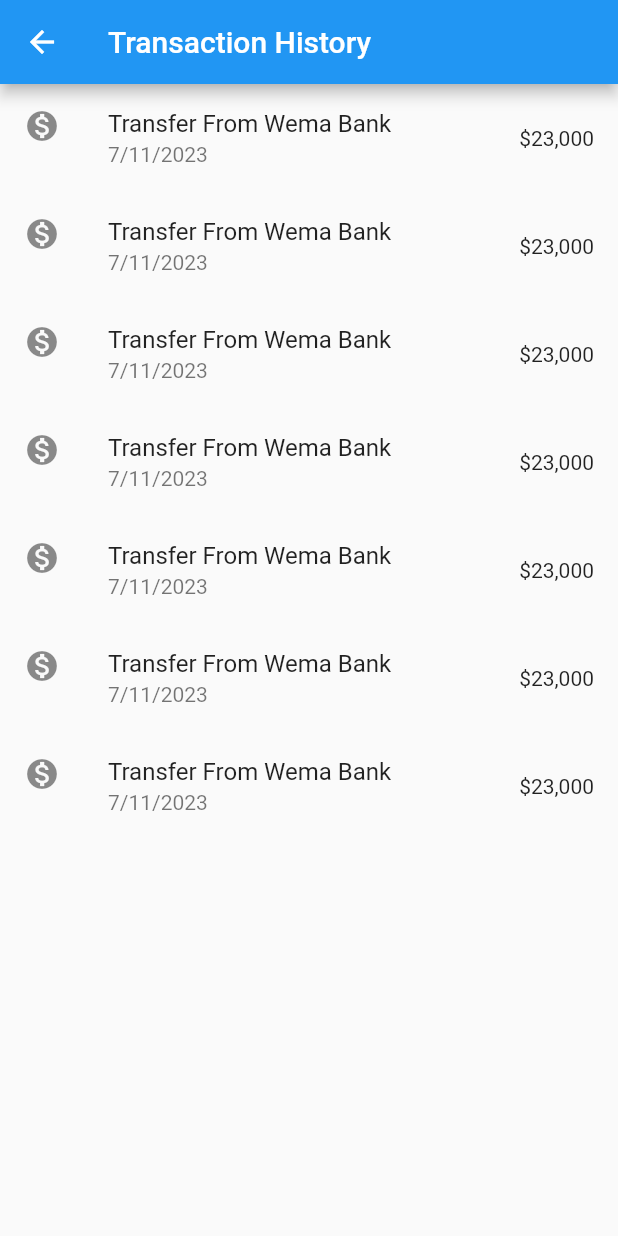
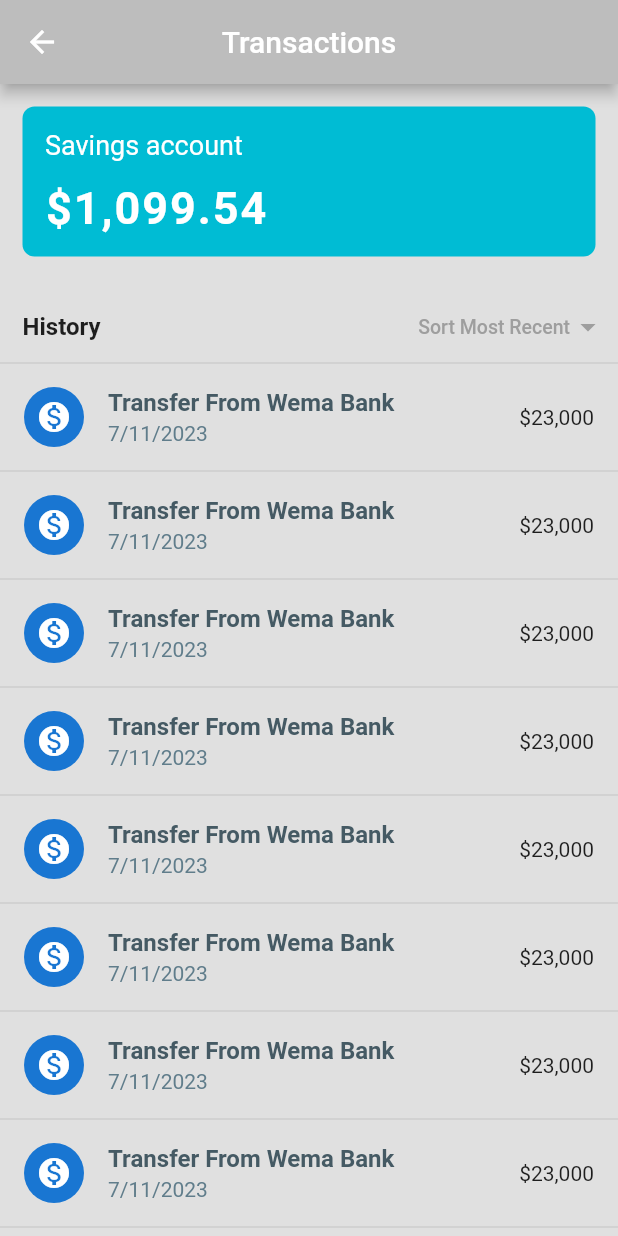
Before and after one commit to Toffee23/Bank, a Flutter app: the HomePage screen opened directly, after a tap on "Transactions", on a phone screen of 412 x 824 dp. Run offline on Flutter 3.47's test engine with Material 2 defaults, Android fonts, the phone set to English and light mode, and no system bars; our stand-ins replace google_fonts, smooth_page_indicator.

Commit message:
Partial update

```diff
--- a/lib/pages/home_page.dart
+++ b/lib/pages/home_page.dart
@@ -9,6 +9,8 @@ import 'package:portfolio/utilities/my_list_tile.dart';
 import 'package:smooth_page_indicator/smooth_page_indicator.dart';
 
 class HomePage extends StatefulWidget {
+  const HomePage({super.key});
+
   @override
   State<HomePage> createState() => _HomePageState();
 }
@@ -17,9 +19,25 @@ class _HomePageState extends State<HomePage> {
   final PageController _controller = PageController();
 
   @override
+  void dispose() {
+    _controller.dispose();
+    super.dispose();
+  }
+
+  @override
   Widget build(BuildContext context) {
     return Scaffold(
       backgroundColor: Colors.grey[300],
+      appBar: AppBar(
+        backgroundColor: Colors.grey.shade400,
+        title: const Text('My Cards'),
+        actions: [
+          IconButton(
+            onPressed: () {},
+            icon: const Icon(Icons.add)
+          ),
+        ],
+      ),
       floatingActionButton: FloatingActionButton(
         onPressed: () {},
         backgroundColor: Colors.pink,
@@ -54,41 +72,10 @@ class _HomePageState extends State<HomePage> {
           ),
         ),
       ),
-      body: SafeArea(
+      body: SingleChildScrollView(
+        padding: const EdgeInsets.symmetric(vertical: 20),
         child: Column(
           children: [
-            Padding(
-              padding: const EdgeInsets.symmetric(horizontal: 25.0),
-              child: Row(
-                mainAxisAlignment: MainAxisAlignment.spaceBetween,
-                children: [
-                  const Row(
-                    children: [
-                      Text(
-                        'My',
-                        style: TextStyle(
-                          fontSize: 26,
-                          fontWeight: FontWeight.bold,
-                        ),
-                      ),
-                      Text(
-                        'Cards',
-                        style: TextStyle(fontSize: 28),
-                      ),
-                    ],
-                  ),
-                  Container(
-                    padding: const EdgeInsets.all(4),
-                    decoration: BoxDecoration(
-                      color: Colors.grey[400],
-                      shape: BoxShape.circle,
-                    ),
-                    child: const Icon(Icons.add),
-                  ),
-                ],
-              ),
-            ),
-            const SizedBox(height: 25),
             SizedBox(
               height: 200,
               child: PageView(
@@ -120,7 +107,7 @@ class _HomePageState extends State<HomePage> {
                 ],
               ),
             ),
-            const SizedBox(height: 25),
+            const SizedBox(height: 18),
             SmoothPageIndicator(
               controller: _controller,
               count: 3,
@@ -128,62 +115,67 @@ class _HomePageState extends State<HomePage> {
                 activeDotColor: Colors.grey.shade800,
               ),
             ),
-            const SizedBox(height: 20),
-            Padding(
-              padding: const EdgeInsets.symmetric(horizontal: 25.0),
-              child: Row(
-                mainAxisAlignment: MainAxisAlignment.spaceBetween,
+
+            Row(
+              mainAxisAlignment: MainAxisAlignment.spaceAround,
               children: [
-                  GestureDetector(
-                    onTap: () => Navigator.push(
+                MyButton(
+                  iconImagePath: 'icons/send-money.png',
+                  buttonText: 'Send',
+                  onPressed: () => Navigator.push(
                     context,
                     MaterialPageRoute(
                       builder: (context) => const SendPage(),
                     ),
                   ),
-                    child: const MyButton(
-                      iconImagePath: 'icons/send-money.png',
-                      buttonText: 'Send',
                 ),
-                  ),
-                  GestureDetector(
-                    onTap: () => Navigator.push(
+                MyButton(
+                  iconImagePath: 'icons/deposit.png',
+                  buttonText: 'Deposit',
+                  onPressed: () => Navigator.push(
                     context,
                     MaterialPageRoute(
                       builder: (context) => const DepositPage(),
                     ),
                   ),
-                    child: const MyButton(
-                      iconImagePath: 'icons/deposit.png',
-                      buttonText: 'Deposit',
                 ),
-                  ),
-                  GestureDetector(
-                    onTap: () => Navigator.push(
+                MyButton(
+                  iconImagePath: 'icons/money-withdrawal.png',
+                  buttonText: 'withdraw',
+                  onPressed: () => Navigator.push(
                     context,
                     MaterialPageRoute(
                       builder: (context) => const WithDrawPage(),
                     ),
                   ),
-                    child: const MyButton(
-                      iconImagePath: 'icons/money-withdrawal.png',
-                      buttonText: 'withdraw',
-                    ),
                 ),
               ],
             ),
+            const SizedBox(height: 20),
+            const Align(
+              alignment: Alignment.centerLeft,
+              child: Padding(
+                padding: EdgeInsets.only(left: 18.0),
+                child: Text(
+                  'Services :',
+                  style: TextStyle(
+                    fontSize: 20,
+                    fontWeight: FontWeight.w400,
+                    color: Colors.blueGrey
                   ),
-            const SizedBox(height: 40),
-            Padding(
-              padding: const EdgeInsets.symmetric(horizontal: 25.0),
-              child: Column(
-                children: [
-                  const MyListTile(
+                ),
+              ),
+            ),
+            MyListTile(
+              onTap: () {},
               iconImagePath: 'icons/analysis.png',
               tileTitle: 'Statistics',
               tileSubTitle: 'Payment and Income',
             ),
-                  GestureDetector(
+            MyListTile(
+              iconImagePath: 'icons/cash-flow.png',
+              tileTitle: 'Transactions',
+              tileSubTitle: 'Transaction History',
               onTap: () => Navigator.push(
                 context,
                 MaterialPageRoute(
@@ -192,14 +184,6 @@ class _HomePageState extends State<HomePage> {
                   ),
                 ),
               ),
-                    child: const MyListTile(
-                      iconImagePath: 'icons/cash-flow.png',
-                      tileTitle: 'Transactions',
-                      tileSubTitle: 'Transaction History',
-                    ),
-                  ),
-                ],
-              ),
             ),
           ],
         ),
--- a/lib/pages/transaction_page.dart
+++ b/lib/pages/transaction_page.dart
@@ -3,28 +3,119 @@ import 'package:flutter/material.dart';
 class TransactionPage extends StatelessWidget {
   final List<Transaction> transactions;
 
-  TransactionPage({required this.transactions});
+  const TransactionPage({super.key, required this.transactions});
 
   @override
   Widget build(BuildContext context) {
     return Scaffold(
+      backgroundColor: Colors.grey.shade300,
       appBar: AppBar(
-        title: Text('Transaction History'),
+        backgroundColor: Colors.grey.shade400,
+        title: const Text('Transactions'),
+        centerTitle: true,
       ),
-      body: ListView.builder(
-        itemCount: 7,
+      body: Column(
+        crossAxisAlignment: CrossAxisAlignment.start,
+        children: <Widget>[
+          Container(
+            height: 100,
+            width: double.infinity,
+            margin: const EdgeInsets.all(15),
+            padding: const EdgeInsets.all(15),
+            decoration: BoxDecoration(
+              color: Colors.cyan,
+              borderRadius: BorderRadius.circular(8.0)
+            ),
+            child: const Column(
+              crossAxisAlignment: CrossAxisAlignment.start,
+              mainAxisAlignment: MainAxisAlignment.spaceBetween,
+              children: <Widget>[
+                Text(
+                  'Savings account',
+                  style: TextStyle(
+                    fontSize: 18,
+                    color: Colors.white,
+                    // letterSpacing: 1.5
+                  ),
+                ),
+                Text(
+                  '\$1,099.54',
+                  style: TextStyle(
+                    fontSize: 30,
+                    color: Colors.white,
+                    fontWeight: FontWeight.bold,
+                    letterSpacing: 1.3
+                  ),
+                ),
+              ],
+            ),
+          ),
+          Padding(
+            padding: const EdgeInsets.only(left: 15.0, top: 8.0),
+            child: Row(
+              mainAxisAlignment: MainAxisAlignment.spaceBetween,
+              children: <Widget>[
+                const Text(
+                  'History',
+                  style: TextStyle(
+                    fontWeight: FontWeight.bold,
+                    fontSize: 16
+                  ),
+                ),
+                TextButton(
+                  onPressed: () {},
+                  child: Row(
+                    mainAxisSize: MainAxisSize.min,
+                    children: <Widget>[
+                      Text(
+                        'Sort Most Recent',
+                        style: TextStyle(
+                          color: Colors.grey.shade500,
+                          fontSize: 13
+                        ),
+                      ),
+                      Icon(
+                        Icons.arrow_drop_down,
+                        color: Colors.grey.shade500,
+                      )
+                    ],
+                  ),
+                )
+              ],
+            ),
+          ),
+          const Divider(height: 0),
+          Expanded(
+            child: ListView.separated(
+              itemCount: 17,
+              separatorBuilder: (_, __) => const Divider(height: 0),
               itemBuilder: (context, index) {
                 // Transaction transaction = transactions[index];
                 return ListTile(
-            leading: Icon(Icons.monetization_on), // Icon for transaction
-            title: Text('Transfer From Wema Bank'), // Transaction description
-            subtitle: Text('7/11/2023'), // Transaction date
+                  leading: CircleAvatar(
+                    child: Icon(Icons.monetization_on),
+                  ), //transaction
+                  title: const Text('Transfer From Wema Bank'),
+                  titleTextStyle: TextStyle(
+                      fontSize: 16,
+                      fontWeight: FontWeight.bold,
+                      color: Colors.blueGrey.shade700
+                  ),
+                  subtitle: const Text(
+                    '7/11/2023',
+                    style: TextStyle(
+                      color: Colors.blueGrey
+                    ),
+                  ),
                   trailing: Text('\$23,000'), // Transaction amount
                   onTap: () {
                     // Handle onTap event (if needed)
                   },
                 );
               },
+            ),
+          ),
+        ],
       ),
     );
   }
@@ -42,18 +133,53 @@ class Transaction {
   });
 }
 
-void main() => runApp(MaterialApp(
-      home: TransactionPage(
-        transactions: [
-          Transaction(
-              description: 'Payment received',
-              date: 'Oct 15, 2023',
-              amount: 200.0),
-          Transaction(
-              description: 'Purchase at XYZ Store',
-              date: 'Oct 14, 2023',
-              amount: -50.0),
-          // Add more transactions as needed
-        ],
-      ),
-    ));
+final transactions = [
+  {
+    'desc': 'Send Money to My Wife',
+    'amount': '\$25.00',
+    'type': 'debit',
+    'date': '21 October 2023, 11:16PM'
+  },
+  {
+    'desc': 'Received from Eric R.',
+    'amount': '\$96.00',
+    'type': 'credit',
+    'date': '21 October 2023, 11:16PM'
+  },
+  {
+    'desc': 'Send Money to Janet G.',
+    'amount': '\$118.00',
+    'type': 'debit',
+    'date': '21 October 2023, 11:16PM'
+  },
+  {
+    'desc': 'Send Money to Bakong A',
+    'amount': '\$1,200.00',
+    'type': 'debit',
+    'date': '21 October 2023, 11:16PM'
+  },
+  {
+    'desc': 'Transfer to own account',
+    'amount': '\$150.00',
+    'type': 'debit',
+    'date': '21 October 2023, 11:16PM'
+  },
+  {
+    'desc': 'Payment from POS',
+    'amount': '\$82.99',
+    'type': 'debit',
+    'date': '21 October 2023, 11:16PM'
+  },
+  {
+    'desc': 'Payment for Electricity bill',
+    'amount': '\$152.52',
+    'type': 'debit',
+    'date': '21 October 2023, 11:16PM'
+  },
+  {
+    'desc': 'October Salary',
+    'amount': '\$152.52',
+    'type': 'credit',
+    'date': '21 October 2023, 11:16PM'
+  },
+];
--- a/lib/utilities/my_button.dart
+++ b/lib/utilities/my_button.dart
@@ -3,23 +3,31 @@ import 'package:flutter/material.dart';
 class MyButton extends StatelessWidget {
   final String iconImagePath;
   final String buttonText;
+  final VoidCallback? onPressed;
 
   const MyButton({
     Key? key,
     required this.iconImagePath,
     required this.buttonText,
+    this.onPressed,
   }) : super(key: key);
 
   @override
   Widget build(BuildContext context) {
-    return Column(
+    return MaterialButton(
+      onPressed: onPressed,
+      padding: const EdgeInsets.all(12.0),
+      minWidth: 0,
+      elevation: 0,
+      color: Colors.transparent,
+      shape: RoundedRectangleBorder(
+        borderRadius: BorderRadius.circular(30.0)
+      ),
+      child: Column(
         children: [
-        // icon
           Container(
-          height: 90,
-          padding: const EdgeInsets.all(20),
+            height: 60,
             decoration: BoxDecoration(
-            //color: Colors.grey[100],
               borderRadius: BorderRadius.circular(20),
               boxShadow: const [
                 BoxShadow(
@@ -29,14 +37,9 @@ class MyButton extends StatelessWidget {
                 )
               ],
             ),
-          child: Center(
             child: Image.asset(iconImagePath),
           ),
-        ),
-        const SizedBox(
-          height: 4,
-        ),
-        // text
+          const SizedBox(height: 8.0),
           Text(
             buttonText, // Use the buttonText variable here
             style: TextStyle(
@@ -46,6 +49,7 @@ class MyButton extends StatelessWidget {
             ),
           ),
         ],
+      ),
     );
   }
 }
--- a/lib/utilities/my_list_tile.dart
+++ b/lib/utilities/my_list_tile.dart
@@ -4,64 +4,50 @@ class MyListTile extends StatelessWidget {
   final String iconImagePath;
   final String tileTitle;
   final String tileSubTitle;
+  final VoidCallback? onTap;
 
   const MyListTile({
-    Key? key,
+    super.key,
     required this.iconImagePath,
     required this.tileTitle,
     required this.tileSubTitle,
+    this.onTap,
   });
 
   @override
   Widget build(BuildContext context) {
-    return Padding(
-      padding: const EdgeInsets.only(bottom: 20.0),
-      child: Row(
-        mainAxisAlignment: MainAxisAlignment.spaceBetween,
-        children: [
-          // icon
-          Row(
-            children: [
-              Container(
-                height: 80,
+    return Container(
+      margin: const EdgeInsets.fromLTRB(10, 10, 10, 0),
+      child: ListTile(
+        onTap: onTap,
+        tileColor: Colors.grey.shade200,
+        leading: Container(
+          width: 60,
           padding: const EdgeInsets.all(12),
           decoration: BoxDecoration(
             color: Colors.grey[100],
             borderRadius: BorderRadius.circular(12),
+            border: Border.all(
+              color: Colors.grey.shade400.withOpacity(.5)
+            )
           ),
           child: Image.asset(iconImagePath),
         ),
-              const SizedBox(
-                width: 20,
-              ),
-              Column(
-                crossAxisAlignment: CrossAxisAlignment.start,
-                children: [
-                  // ignore: prefer_const_constructors
-                  Text(
+        title: Text(
           tileTitle,
           style: const TextStyle(
             fontWeight: FontWeight.bold,
             fontSize: 20,
           ),
         ),
-                  const SizedBox(
-                    height: 8,
-                  ),
-                  Text(
+        subtitle: Text(
           tileSubTitle,
           style: TextStyle(
             fontSize: 16,
             color: Colors.grey[600],
           ),
         ),
-                ],
-              ),
-            ],
-          ),
-
-          const Icon(Icons.arrow_forward_ios),
-        ],
+        trailing: const Icon(Icons.arrow_forward_ios, size: 18),
       ),
     );
   }
```
Lines whose indentation alone changed are shown as unchanged.
